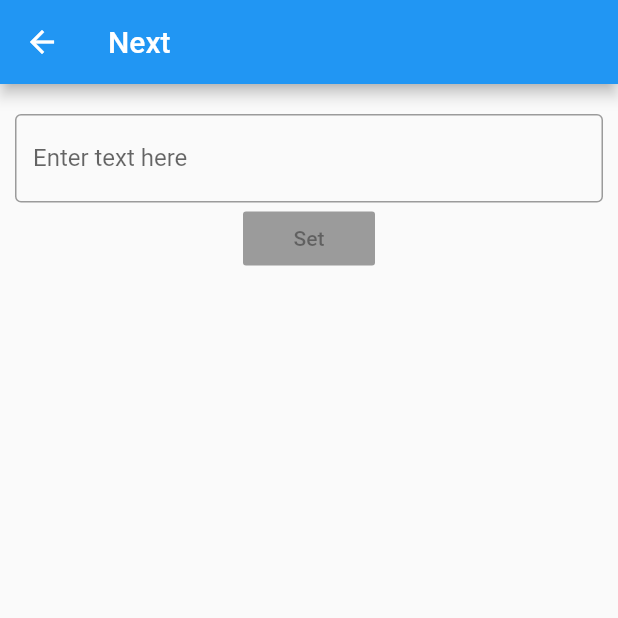
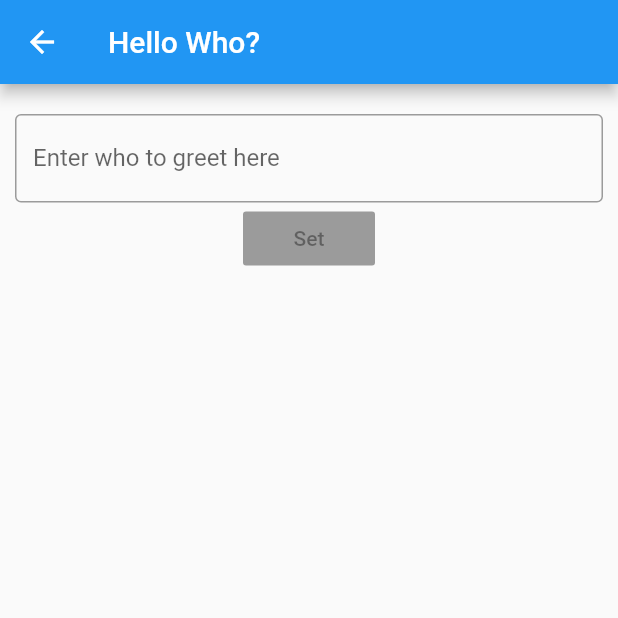
Before and after one commit to aisrael/flutter_hello_who, a Flutter app: the screen it shows after launch, after a tap on "Next", on a phone screen of 412 x 824 dp, the top half of it. Run offline on Flutter 3.47's test engine with Material 2 defaults, Android fonts, the phone set to English and light mode, and no system bars.

Commit message:
Added AppState, ChangeNotifierProvider, and Consumer.

```diff
--- a/lib/main.dart
+++ b/lib/main.dart
@@ -1,7 +1,10 @@
 import 'package:flutter/material.dart';
+import 'package:hello/models/app_state.dart';
 import 'package:hello/screens/welcome_screen.dart';
+import 'package:provider/provider.dart';
 
-void main() => runApp(MyApp());
+void main() => runApp(
+    ChangeNotifierProvider(create: (context) => AppState(), child: MyApp()));
 
 class MyApp extends StatelessWidget {
   // This widget is the root of your application.
--- /dev/null
+++ b/lib/models/app_state.dart
@@ -0,0 +1,13 @@
+import 'package:flutter/cupertino.dart';
+import 'package:flutter/material.dart';
+
+class AppState extends ChangeNotifier {
+  String _text = 'world';
+
+  String get text => _text;
+
+  void setText(final String text) {
+    this._text = text;
+    notifyListeners();
+  }
+}
--- a/lib/screens/welcome_screen.dart
+++ b/lib/screens/welcome_screen.dart
@@ -1,6 +1,8 @@
 import 'package:flutter/cupertino.dart';
 import 'package:flutter/material.dart';
-import 'package:hello/screens/next_screen.dart';
+import 'package:hello/models/app_state.dart';
+import 'package:hello/screens/who_to_greet_screen.dart';
+import 'package:provider/provider.dart';
 
 class WelcomeScreen extends StatelessWidget {
   @override
@@ -15,11 +17,15 @@ class WelcomeScreen extends StatelessWidget {
           padding: const EdgeInsets.symmetric(vertical: 20.0, horizontal: 10.0),
           child: Column(
             children: <Widget>[
-              Text('Hello, world.'),
+              Consumer<AppState>(builder: (context, appState, child) {
+                return Text('Hello, ${appState.text}.');
+              }),
               RaisedButton(
                 child: Text('Next'),
-                onPressed: () => Navigator.push(context,
-                    CupertinoPageRoute(builder: (_context) => NextScreen())),
+                onPressed: () => Navigator.push(
+                    context,
+                    CupertinoPageRoute(
+                        builder: (_context) => WhoToGreetScreen())),
               )
             ],
           ),
--- a/lib/screens/next_screen.dart
+++ b/lib/screens/who_to_greet_screen.dart
@@ -1,14 +1,16 @@
 import 'package:flutter/cupertino.dart';
 import 'package:flutter/material.dart';
+import 'package:hello/models/app_state.dart';
+import 'package:provider/provider.dart';
 
-class NextScreen extends StatefulWidget {
+class WhoToGreetScreen extends StatefulWidget {
   @override
   State<StatefulWidget> createState() {
-    return NextScreenState();
+    return WhoToGreetScreenState();
   }
 }
 
-class NextScreenState extends State<NextScreen> {
+class WhoToGreetScreenState extends State<WhoToGreetScreen> {
   TextEditingController _textEditingController;
 
   @override
@@ -28,7 +30,7 @@ class NextScreenState extends State<NextScreen> {
     // TODO: implement build
     return Scaffold(
       appBar: AppBar(
-        title: Text('Next'),
+        title: Text('Hello Who?'),
       ),
       body: Center(
         child: Padding(
@@ -39,7 +41,7 @@ class NextScreenState extends State<NextScreen> {
                 controller: _textEditingController,
                 decoration: InputDecoration(
                   border: OutlineInputBorder(),
-                  labelText: 'Enter text here',
+                  labelText: 'Enter who to greet here',
                 ),
                 onChanged: (_value) => setState(() {}),
                 onSubmitted: (value) => _setText(context, value),
@@ -69,5 +71,7 @@ class NextScreenState extends State<NextScreen> {
 
   _setText(final BuildContext context, final String value) {
     debugPrint("_setText('$value')");
+    Provider.of<AppState>(context, listen: false).setText(value);
+    Navigator.pop(context);
   }
 }
--- a/pubspec.yaml
+++ b/pubspec.yaml
@@ -23,6 +23,7 @@ dependencies:
   # The following adds the Cupertino Icons font to your application.
   # Use with the CupertinoIcons class for iOS style icons.
   cupertino_icons: ^0.1.2
+  provider: ^4.0.4
 
 dev_dependencies:
   flutter_test:
```
Also changed, not shown: pubspec.lock.
